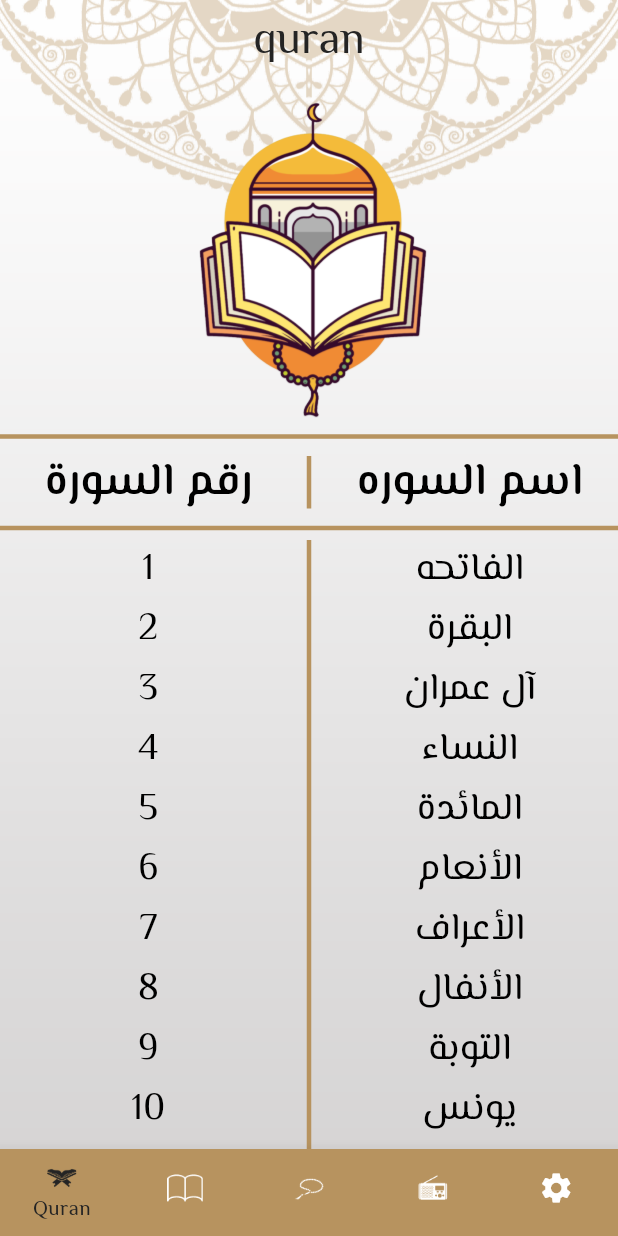
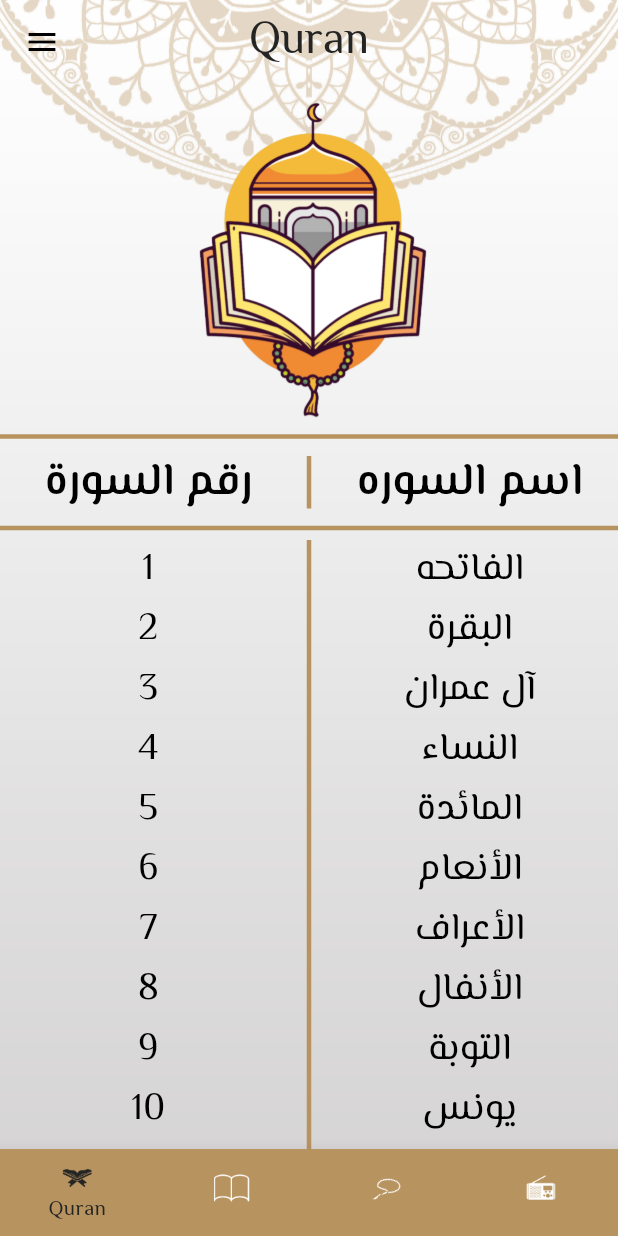
Before and after one commit to anashany-shift/Islami-App, a Flutter app: the screen it shows after launch, on a phone screen of 412 x 824 dp. Run offline on Flutter 3.47's test engine with Material 3 defaults, Android fonts, the phone set to English and light mode, and no system bars; our stand-ins replace animated_custom_dropdown, flutter_bounceable, google_fonts; generated files the repository leaves out were written again.

```diff
--- a/lib/modules/layout/layout_screen.dart
+++ b/lib/modules/layout/layout_screen.dart
@@ -1,4 +1,79 @@
+// // import 'package:flutter/material.dart';
+// // import 'package:islami/modules/layout/screens/Setting/setting_Screen.dart';
+// // import 'package:islami/modules/layout/screens/hadeth/hadeth_Screen.dart';
+// // import 'package:islami/modules/layout/screens/quran/quran_Screen.dart';
+// // import 'package:islami/modules/layout/screens/radio/redio_Screen.dart';
+// // import 'package:islami/modules/layout/screens/sebha/sebha_screen.dart';
+// //
+// // import '../../core/widgets/bg_widget.dart';
+// //
+// // class LayoutScreen extends StatefulWidget {
+// //   static const String routeName = 'Layout';
+// //
+// //   LayoutScreen({super.key});
+// //
+// //   @override
+// //   State<LayoutScreen> createState() => _LayoutScreenState();
+// // }
+// //
+// // class _LayoutScreenState extends State<LayoutScreen> {
+// //   int selctedindex = 0;
+// //
+// //   List<Widget> screens = [
+// //     quranScreen(),
+// //     hadethSreen(),
+// //     sebhaScreen(),
+// //     radioScreen(),
+// //     settingScreen(),
+// //   ];
+// //   List<String> title = [
+// //     'islami',
+// //     'hadeth',
+// //     'sebha',
+// //     'radio',
+// //     'Setting',
+// //   ];
+// //
+// //   @override
+// //   Widget build(BuildContext context) {
+// //     return BgWidget(
+// //       child: Scaffold(
+// //         backgroundColor: Colors.transparent,
+// //         appBar: AppBar(
+// //           title: Text(title[selctedindex]),
+// //         ),
+// //         bottomNavigationBar: BottomNavigationBar(
+// //           onTap: (value) {
+// //             selctedindex = value;
+// //             setState(() {});
+// //           },
+// //           currentIndex: selctedindex,
+// //           items: const [
+// //             BottomNavigationBarItem(
+// //                 icon: ImageIcon(AssetImage('assets/icons/moshaf_gold.png')),
+// //                 label: 'quran'),
+// //             BottomNavigationBarItem(
+// //                 icon: ImageIcon(
+// //                     AssetImage('assets/icons/quran-quran-svgrepo-com.png')),
+// //                 label: 'hadeth'),
+// //             BottomNavigationBarItem(
+// //                 icon: ImageIcon(AssetImage('assets/icons/sebha_blue.png')),
+// //                 label: 'sebha'),
+// //             BottomNavigationBarItem(
+// //                 icon: ImageIcon(AssetImage('assets/icons/radio_blue.png')),
+// //                 label: 'radio'),
+// //             BottomNavigationBarItem(
+// //                 icon: Icon(Icons.settings), label: 'Setting'),
+// //           ],
+// //         ),
+// //         body: screens[selctedindex],
+// //       ),
+// //     );
+// //   }
+// // }
+//
 // import 'package:flutter/material.dart';
+// import 'package:flutter_gen/gen_l10n/app_localizations.dart';
 // import 'package:islami/modules/layout/screens/Setting/setting_Screen.dart';
 // import 'package:islami/modules/layout/screens/hadeth/hadeth_Screen.dart';
 // import 'package:islami/modules/layout/screens/quran/quran_Screen.dart';
@@ -17,7 +92,8 @@
 // }
 //
 // class _LayoutScreenState extends State<LayoutScreen> {
-//   int selctedindex = 0;
+//   int selectedIndex = 0;
+//   PageController _pageController = PageController();
 //
 //   List<Widget> screens = [
 //     quranScreen(),
@@ -26,9 +102,10 @@
 //     radioScreen(),
 //     settingScreen(),
 //   ];
-//   List<String> title = [
-//     'islami',
-//     'hadeth',
+//
+//   List<String> titles = [
+//     'quran',
+//     'hadith',
 //     'sebha',
 //     'radio',
 //     'Setting',
@@ -36,39 +113,60 @@
 //
 //   @override
 //   Widget build(BuildContext context) {
+//     // var provider=Provider.of<SettingProvider>(context);
+//     var lang = AppLocalizations.of(context)!;
 //     return BgWidget(
 //       child: Scaffold(
 //         backgroundColor: Colors.transparent,
 //         appBar: AppBar(
-//           title: Text(title[selctedindex]),
+//           title: Text(titles[selectedIndex]),
 //         ),
 //         bottomNavigationBar: BottomNavigationBar(
 //           onTap: (value) {
-//             selctedindex = value;
+//             selectedIndex = value;
+//             _pageController.animateToPage(
+//               selectedIndex,
+//               duration: Duration(milliseconds: 300),
+//               curve: Curves.easeInOutSine,
+//             );
 //             setState(() {});
 //           },
-//           currentIndex: selctedindex,
-//           items: const [
+//           currentIndex: selectedIndex,
+//           items: [
 //             BottomNavigationBarItem(
 //                 icon: ImageIcon(AssetImage('assets/icons/moshaf_gold.png')),
-//                 label: 'quran'),
+//                 label: lang.quran),
 //             BottomNavigationBarItem(
 //                 icon: ImageIcon(
 //                     AssetImage('assets/icons/quran-quran-svgrepo-com.png')),
-//                 label: 'hadeth'),
+//                 label: lang.hadith),
 //             BottomNavigationBarItem(
 //                 icon: ImageIcon(AssetImage('assets/icons/sebha_blue.png')),
-//                 label: 'sebha'),
+//                 label: lang.sebha),
 //             BottomNavigationBarItem(
 //                 icon: ImageIcon(AssetImage('assets/icons/radio_blue.png')),
-//                 label: 'radio'),
+//                 label: lang.radio),
 //             BottomNavigationBarItem(
-//                 icon: Icon(Icons.settings), label: 'Setting'),
+//                 icon: Icon(Icons.settings), label: lang.setting),
 //           ],
 //         ),
-//         body: screens[selctedindex],
+//         body: PageView(
+//           controller: _pageController,
+//           onPageChanged: (index) {
+//             setState(() {
+//               selectedIndex = index;
+//             });
+//           },
+//           children: screens,
+//         ),
 //       ),
 //     );
+//   }
+//
+//   @override
+//   void dispose() {
+//     _pageController.dispose();
+//     super.dispose();
 //   }
 // }
 
@@ -79,7 +177,9 @@ import 'package:islami/modules/layout/screens/hadeth/hadeth_Screen.dart';
 import 'package:islami/modules/layout/screens/quran/quran_Screen.dart';
 import 'package:islami/modules/layout/screens/radio/redio_Screen.dart';
 import 'package:islami/modules/layout/screens/sebha/sebha_screen.dart';
+import 'package:provider/provider.dart';
 
+import '../../core/setting_provider/setting_provider.dart';
 import '../../core/widgets/bg_widget.dart';
 
 class LayoutScreen extends StatefulWidget {
@@ -95,31 +195,46 @@ class _LayoutScreenState extends State<LayoutScreen> {
   int selectedIndex = 0;
   PageController _pageController = PageController();
 
+  final GlobalKey<ScaffoldState> _scaffoldKey = GlobalKey<ScaffoldState>();
+
   List<Widget> screens = [
     quranScreen(),
     hadethSreen(),
     sebhaScreen(),
     radioScreen(),
-    settingScreen(),
   ];
 
-  List<String> titles = [
-    'quran',
-    'hadith',
-    'sebha',
-    'radio',
-    'Setting',
-  ];
 
   @override
   Widget build(BuildContext context) {
-    // var provider=Provider.of<SettingProvider>(context);
+    var provider = Provider.of<SettingProvider>(context);
+
     var lang = AppLocalizations.of(context)!;
+    List<String> titles = [
+      lang.quran,
+      lang.hadith,
+      lang.sebha,
+      lang.radio,
+    ];
     return BgWidget(
       child: Scaffold(
+        key: _scaffoldKey,
+        // Use GlobalKey to access the scaffold
         backgroundColor: Colors.transparent,
         appBar: AppBar(
           title: Text(titles[selectedIndex]),
+          leading: IconButton(
+            icon: Icon(Icons.menu),
+            onPressed: () {
+              _scaffoldKey.currentState
+                  ?.openDrawer(); // Open the drawer using the GlobalKey
+            },
+          ),
+        ),
+        drawer: Drawer(
+          backgroundColor:
+              provider.isDark() ? Color(0xff141A2E) : Color(0xffB7935F),
+          child: settingScreen(), // Add the Settings Screen as Drawer content
         ),
         bottomNavigationBar: BottomNavigationBar(
           onTap: (value) {
@@ -146,8 +261,6 @@ class _LayoutScreenState extends State<LayoutScreen> {
             BottomNavigationBarItem(
                 icon: ImageIcon(AssetImage('assets/icons/radio_blue.png')),
                 label: lang.radio),
-            BottomNavigationBarItem(
-                icon: Icon(Icons.settings), label: lang.setting),
           ],
         ),
         body: PageView(
```
Also changed, not shown: lib/modules/layout/screens/Setting/setting_Screen.dart (+4 -4 lines).
